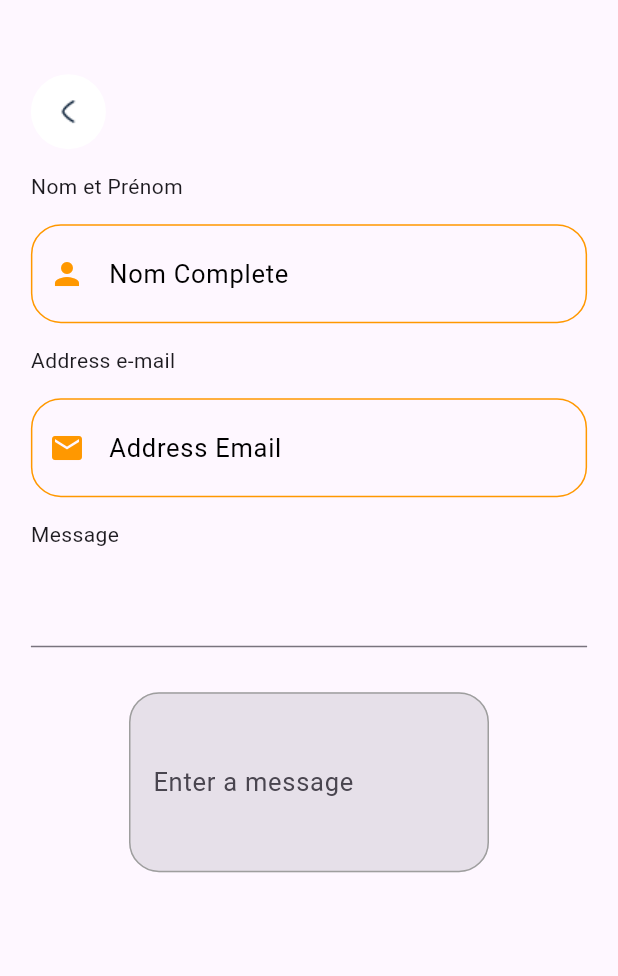
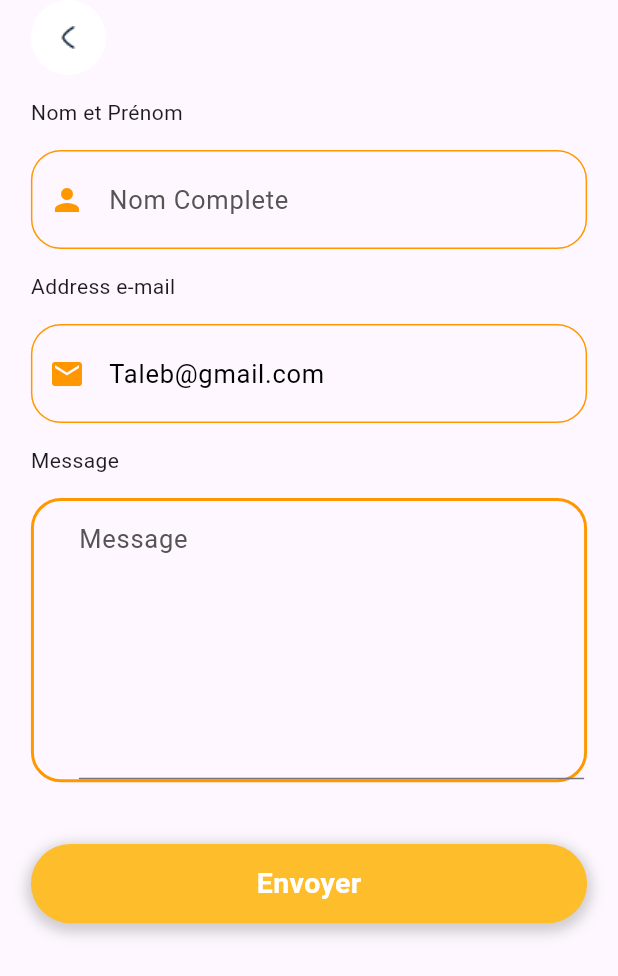
Before and after one commit to MohamedBoukouch/Taleb, a Flutter app: the ContactezNous screen opened directly, on a phone screen of 412 x 824 dp. Shown: the top 976 px of the screen. Run offline on Flutter 3.47's test engine with Material 3 defaults, Android fonts, the phone set to English and light mode, and no system bars; our stand-ins replace carousel_slider, cloud_firestore, dots_indicator, either_dart, firebase_auth, firebase_core and 15 more; missing offline and left inert: comment_box, flutter_ringtone_player; accounts and stored records are empty; network calls fail; Roboto replaces fonts that are missing (Bitter_italic, Inspiration).

Commit message:
finidh counectez-nous

```diff
--- a/lib/app/modules/login/pages/checkemail.dart
+++ b/lib/app/modules/login/pages/checkemail.dart
@@ -56,6 +56,7 @@ class _CheckEmailState extends State<CheckEmail> {
                         right: AppConstant.screenHeight * .035,
                         top: AppConstant.screenHeight * .01),
                     child: Edittext(
+                      readonly: false,
                       hint: "Adress Email",
                       isemail: true,
                       ispassword: false,
--- a/lib/app/modules/login/pages/resetpassword.dart
+++ b/lib/app/modules/login/pages/resetpassword.dart
@@ -63,6 +63,7 @@ class _ResetPasswordState extends State<ResetPassword> {
                           right: AppConstant.screenHeight * .035,
                           top: AppConstant.screenHeight * .01),
                       child: Edittext(
+                        readonly: false,
                         hint: "password",
                         ispassword: true,
                         icon: const Icon(Icons.lock),
@@ -96,6 +97,7 @@ class _ResetPasswordState extends State<ResetPassword> {
                           top: AppConstant.screenHeight * .01),
                       child: Edittext(
                         hint: "Confirm password",
+                        readonly: false,
                         ispassword: true,
                         icon: const Icon(Icons.lock),
                         Controller: _confirmpasswordController,
--- a/lib/app/modules/login/views/login_view.dart
+++ b/lib/app/modules/login/views/login_view.dart
@@ -37,6 +37,7 @@ class _LoginViewState extends State<LoginView> {
               child: Column(
                 children: [
                   Edittext(
+                    readonly: false,
                     hint: "Adress Email",
                     isemail: true,
                     icon: Icon(Icons.email_outlined),
@@ -54,6 +55,7 @@ class _LoginViewState extends State<LoginView> {
                     height: AppConstant.screenHeight * .03,
                   ),
                   Edittext(
+                    readonly: false,
                     hint: "password",
                     ispassword: true,
                     icon: const Icon(Icons.lock),
@@ -95,7 +97,7 @@ class _LoginViewState extends State<LoginView> {
                       }
                     },
                     child: const Button(
-                      txt: "Connex",
+                      txt: "Connexion",
                     ),
                   ),
                   Container(
--- a/lib/app/modules/setting/pages/contactez_nous.dart
+++ b/lib/app/modules/setting/pages/contactez_nous.dart
@@ -1,6 +1,7 @@
 import 'package:flutter/material.dart';
 import 'package:taleb/app/config/constants/app_constant.dart';
 import 'package:taleb/app/shared/back.dart';
+import 'package:taleb/app/shared/bottun.dart';
 import 'package:taleb/app/shared/edittext.dart';
 
 class ContactezNous extends StatefulWidget {
@@ -11,9 +12,18 @@ class ContactezNous extends StatefulWidget {
 }
 
 class _ContactezNousState extends State<ContactezNous> {
-  TextEditingController nom_controller = TextEditingController();
-  TextEditingController email_controller = TextEditingController();
-  TextEditingController password_controller = TextEditingController();
+  TextEditingController _nom_controller = TextEditingController();
+  TextEditingController _email_controller = TextEditingController();
+  TextEditingController _message = TextEditingController();
+
+  @override
+  void initState() {
+    super.initState();
+    // Initialize your controller here
+    // For example, if you're using a TextEditingController:
+    _email_controller.text = "Taleb@gmail.com";
+  }
+
   @override
   Widget build(BuildContext context) {
     return Scaffold(
@@ -25,7 +35,7 @@ class _ContactezNousState extends State<ContactezNous> {
                 right: AppConstant.screenWidth * .05),
             child: Column(
               children: [
-                ButtonBack(),
+                Container(alignment: Alignment.topLeft, child: ButtonBack()),
                 Column(
                   children: [
                     Container(
@@ -33,8 +43,9 @@ class _ContactezNousState extends State<ContactezNous> {
                         padding: EdgeInsets.only(bottom: 15, top: 15),
                         child: Text("Nom et Prénom")),
                     Edittext(
-                      Controller: nom_controller,
+                      Controller: _nom_controller,
                       hint: "Nom Complete",
+                      readonly: false,
                       icon: Icon(
                         Icons.person,
                         color: Colors.orange,
@@ -50,8 +61,9 @@ class _ContactezNousState extends State<ContactezNous> {
                       child: Text("Address e-mail"),
                     ),
                     Edittext(
-                      Controller: email_controller,
+                      Controller: _email_controller,
                       hint: "Address Email",
+                      readonly: true,
                       icon: Icon(
                         Icons.mail,
                         color: Colors.orange,
@@ -64,35 +76,41 @@ class _ContactezNousState extends State<ContactezNous> {
                     Container(
                       alignment: Alignment.centerLeft,
                       padding: EdgeInsets.only(bottom: 15, top: 15),
-                      child: Text("Message"),
+                      child: Text(
+                        "Message",
+                      ),
                     ),
-                    SizedBox(
-                      height: 80,
-                      child: TextField(
-                          //Controller: password_controller,
-                          ),
-                    )
                   ],
                 ),
+                Container(
+                  padding: EdgeInsets.only(left: 30),
+                  height: AppConstant.screenHeight * .23,
+                  decoration: BoxDecoration(
+                    borderRadius: BorderRadius.circular(20),
+                    border: Border.all(
+                      color: Colors.orange,
+
+                      width: 2, // Adjust the width as needed
+                    ),
+                  ),
+                  child: TextFormField(
+                    maxLines: 5,
+                    controller: _message,
+                    style: TextStyle(
+                      color: Colors.black, // Set the text color to red
+                    ),
+                    decoration: InputDecoration(
+                      hintText: "Message",
+                      hintStyle: TextStyle(color: Color(0xFF555353)),
+                    ),
+                  ),
+                ),
                 SizedBox(
-                  width: 240, // <-- TextField width
-                  height: 120, // <-- TextField height
-                  child: TextField(
-                    maxLines: null,
-                    expands: true,
-                    keyboardType: TextInputType.multiline,
-                    decoration: InputDecoration(
-                        enabledBorder: OutlineInputBorder(
-                          borderSide: BorderSide(
-                            width: 1, //<-- SEE HERE
-                            color: Colors.grey,
-                          ),
-                          borderRadius: BorderRadius.circular(20),
-                        ),
-                        filled: true,
-                        hintText: 'Enter a message'),
-                  ),
-                )
+                  height: AppConstant.screenHeight * .05,
+                ),
+                Button(
+                  txt: "Envoyer",
+                ),
               ],
             ),
           ),
--- a/lib/app/modules/setting/pages/edit_profile.dart
+++ b/lib/app/modules/setting/pages/edit_profile.dart
@@ -84,6 +84,7 @@ class _EditProfileState extends State<EditProfile> {
                     height: AppConstant.screenHeight * .06,
                   ),
                   Edittext(
+                    readonly: false,
                     icon: Icon(Icons.person_2_outlined),
                     Controller: nom_controller,
                     hint: "Nom",
@@ -92,6 +93,7 @@ class _EditProfileState extends State<EditProfile> {
                     height: 10,
                   ),
                   Edittext(
+                    readonly: false,
                     icon: Icon(Icons.person_2_outlined),
                     Controller: prenom_controller,
                     hint: "Prenom",
@@ -100,6 +102,7 @@ class _EditProfileState extends State<EditProfile> {
                     height: 10,
                   ),
                   Edittext(
+                    readonly: false,
                     icon: Icon(Icons.email_outlined),
                     Controller: email_controller,
                     hint: "Email",
@@ -109,6 +112,7 @@ class _EditProfileState extends State<EditProfile> {
                   ),
                   ChangePassword(),
                   Edittext(
+                    readonly: false,
                     icon: Icon(Icons.lock),
                     ispassword: true,
                     Controller: password_controller,
--- a/lib/app/modules/setting/widgets/password_change.dart
+++ b/lib/app/modules/setting/widgets/password_change.dart
@@ -70,6 +70,7 @@ class _ChangePasswordState extends State<ChangePassword> {
                                     ),
                                   ),
                                   Edittext(
+                                    readonly: false,
                                     hint: "Old Password",
                                     ispassword: true,
                                     icon: const Icon(Icons.lock),
@@ -96,6 +97,7 @@ class _ChangePasswordState extends State<ChangePassword> {
                                     height: 20,
                                   ),
                                   Edittext(
+                                    readonly: false,
                                     hint: "New Password",
                                     ispassword: true,
                                     icon: const Icon(Icons.lock),
@@ -113,6 +115,7 @@ class _ChangePasswordState extends State<ChangePassword> {
                                     height: 20,
                                   ),
                                   Edittext(
+                                    readonly: false,
                                     hint: "Repeat New Password",
                                     ispassword: true,
                                     icon: const Icon(Icons.lock),
--- a/lib/app/modules/signup/views/signup_view.dart
+++ b/lib/app/modules/signup/views/signup_view.dart
@@ -38,6 +38,7 @@ class _SignupViewState extends State<SignupView> {
                 child: Column(
                   children: [
                     Edittext(
+                      readonly: false,
                       hint: "Nom",
                       icon: const Icon(Icons.person_2_outlined),
                       Controller: _nomController,
@@ -52,6 +53,7 @@ class _SignupViewState extends State<SignupView> {
                       height: AppConstant.screenHeight * .03,
                     ),
                     Edittext(
+                      readonly: false,
                       hint: "Prenom",
                       isemail: true,
                       icon: const Icon(Icons.person_2_outlined),
@@ -67,6 +69,7 @@ class _SignupViewState extends State<SignupView> {
                       height: AppConstant.screenHeight * .03,
                     ),
                     Edittext(
+                      readonly: false,
                       hint: "Adress Email",
                       isemail: true,
                       ispassword: false,
@@ -86,6 +89,7 @@ class _SignupViewState extends State<SignupView> {
                       height: AppConstant.screenHeight * .03,
                     ),
                     Edittext(
+                      readonly: false,
                       hint: "password",
                       ispassword: true,
                       icon: const Icon(Icons.lock),
--- a/lib/app/routes/app_pages.dart
+++ b/lib/app/routes/app_pages.dart
@@ -20,6 +20,7 @@ import '../modules/signup/bindings/signup_binding.dart';
 import '../modules/signup/views/signup_view.dart';
 import '../modules/splash/bindings/splash_binding.dart';
 import '../modules/splash/views/splash_view.dart';
+
 part 'app_routes.dart';
 
 class AppPages {
--- a/lib/app/routes/app_routes.dart
+++ b/lib/app/routes/app_routes.dart
@@ -13,6 +13,7 @@ abstract class Routes {
   static const SETTING = _Paths.SETTING;
   static const FAVORITE = _Paths.FAVORITE;
   static const CHAT = _Paths.CHAT;
+  static const LANGUAGE = _Paths.LANGUAGE;
 }
 
 abstract class _Paths {
@@ -27,4 +28,5 @@ abstract class _Paths {
   static const SETTING = '/setting';
   static const FAVORITE = '/favorite';
   static const CHAT = '/chat';
+  static const LANGUAGE = '/language';
 }
--- a/lib/app/shared/back.dart
+++ b/lib/app/shared/back.dart
@@ -12,13 +12,10 @@ class ButtonBack extends StatelessWidget {
       onTap: () {
         Get.back();
       },
-      child: Container(
-        alignment: Alignment.topLeft,
-        margin: EdgeInsets.only(top: AppConstant.screenHeight * .06),
-        child: CircleAvatar(
-            radius: 25,
-            backgroundColor: Colors.white,
-            child: Image.asset("assets/icons/back.png")),
+      child: CircleAvatar(
+        radius: 25,
+        backgroundColor: Colors.white,
+        child: Image.asset("assets/icons/back.png"),
       ),
     );
   }
--- a/lib/app/shared/edittext.dart
+++ b/lib/app/shared/edittext.dart
@@ -8,6 +8,7 @@ class Edittext extends StatefulWidget {
   final String? hint;
   final bool? ispassword;
   final bool? isemail;
+  final bool readonly;
   final Icon? icon;
   final bool? enable;
   final TextEditingController Controller;
@@ -18,6 +19,7 @@ class Edittext extends StatefulWidget {
     this.hint,
     this.ispassword,
     this.isemail,
+    required this.readonly,
     this.icon,
     this.enable,
     required this.Controller,
@@ -34,10 +36,11 @@ class _EdittextState extends State<Edittext> {
 
   @override
   Widget build(BuildContext context) {
-    return SizedBox(
+    return Container(
       child: TextFormField(
         enabled: true,
         controller: widget.Controller,
+        readOnly: widget.readonly,
         validator: widget.validator,
         style: TextStyle(
           color: Colors.black, // Set the text color to red
@@ -50,7 +53,9 @@ class _EdittextState extends State<Edittext> {
         keyboardType:
             widget.isemail == true ? TextInputType.emailAddress : null,
         decoration: InputDecoration(
-          hintStyle: TextStyle(color: Colors.black),
+          hintStyle: TextStyle(
+            color: Color(0xFF555353),
+          ),
           labelStyle: TextStyle(color: Colors.black),
           errorStyle: GoogleFonts.poppins(
             color: Colors.red,
```
Also changed, not shown: lib/app/modules/setting/pages/language.dart (added, +40 -0 lines), lib/app/modules/setting/views/setting_view.dart (+10 -35 lines), lib/app/modules/setting/widgets/type_language.dart (added, +28 -0 lines).
